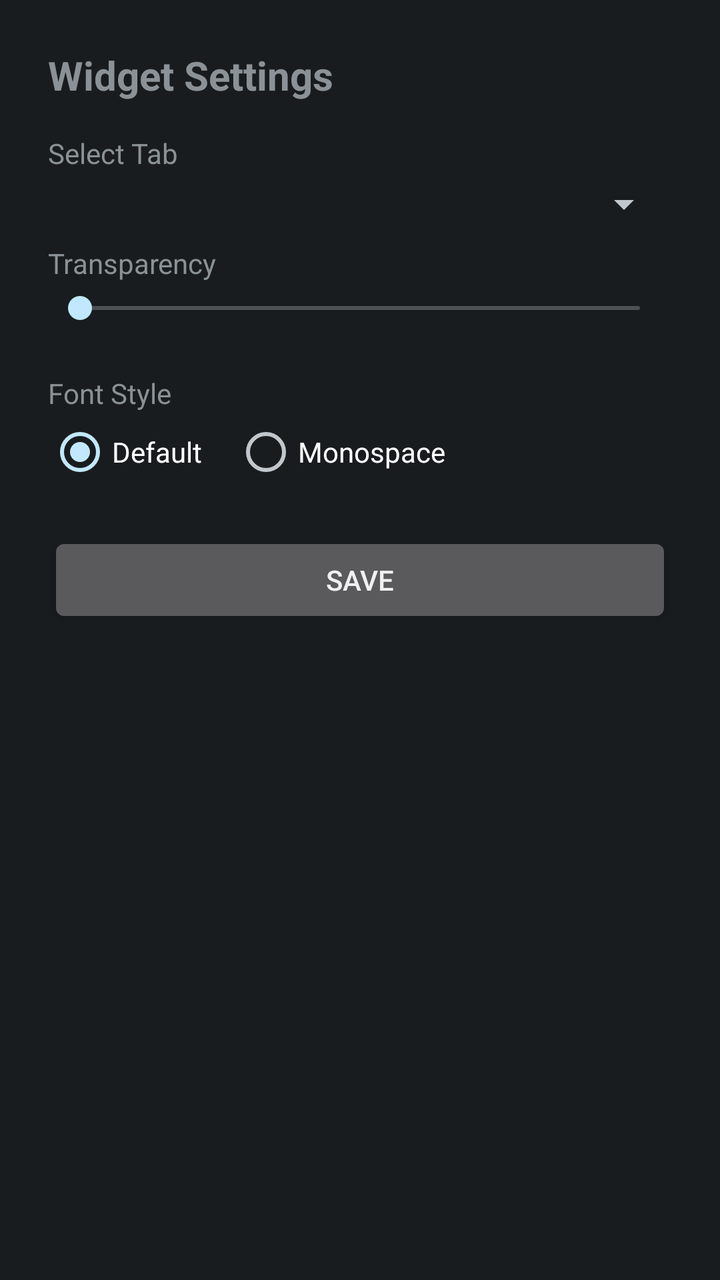
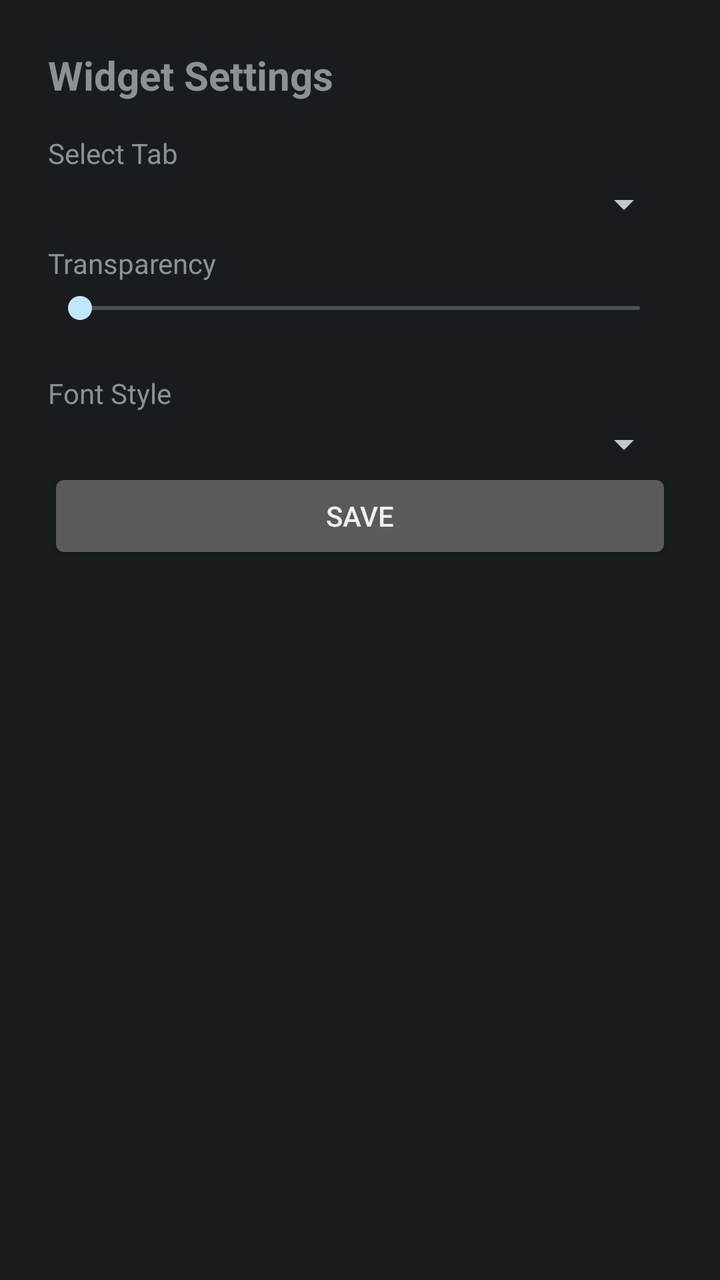

An Android layout rendered at two revisions. The XML below is the earlier revision; the diff shows what the commit changed to produce the second picture.
<!-- AndroidManifest.xml: activity theme android:Theme.DeviceDefault.NoActionBar -->
<!-- res/layout/activity_widget_config.xml -->
<?xml version="1.0" encoding="utf-8"?>
<LinearLayout xmlns:android="http://schemas.android.com/apk/res/android"
  android:layout_width="match_parent"
  android:layout_height="match_parent"
  android:orientation="vertical"
  android:fitsSystemWindows="true"
  android:padding="24dp">

  <TextView
    android:layout_width="wrap_content"
    android:layout_height="wrap_content"
    android:text="Widget Settings"
    android:textSize="20sp"
    android:textStyle="bold"
    android:paddingBottom="16dp" />

  <TextView
    android:layout_width="wrap_content"
    android:layout_height="wrap_content"
    android:text="Select Tab"
    android:textSize="14sp"
    android:paddingBottom="4dp" />

  <Spinner
    android:id="@+id/spinner_tabs"
    android:layout_width="match_parent"
    android:layout_height="wrap_content"
    android:paddingBottom="16dp" />

  <TextView
    android:layout_width="wrap_content"
    android:layout_height="wrap_content"
    android:text="Transparency"
    android:textSize="14sp"
    android:paddingTop="8dp"
    android:paddingBottom="4dp" />

  <SeekBar
    android:id="@+id/seekbar_transparency"
    android:layout_width="match_parent"
    android:layout_height="wrap_content"
    android:max="100"
    android:paddingBottom="16dp" />

  <TextView
    android:layout_width="wrap_content"
    android:layout_height="wrap_content"
    android:text="Font Style"
    android:textSize="14sp"
    android:paddingTop="8dp"
    android:paddingBottom="4dp" />

  <RadioGroup
    android:id="@+id/radiogroup_font"
    android:layout_width="match_parent"
    android:layout_height="wrap_content"
    android:orientation="horizontal"
    android:paddingBottom="24dp">

    <RadioButton
      android:id="@+id/radio_font_default"
      android:layout_width="wrap_content"
      android:layout_height="wrap_content"
      android:text="Default"
      android:checked="true" />

    <RadioButton
      android:id="@+id/radio_font_mono"
      android:layout_width="wrap_content"
      android:layout_height="wrap_content"
      android:layout_marginStart="16dp"
      android:text="Monospace" />

  </RadioGroup>

  <Button
    android:id="@+id/btn_save_widget_config"
    android:layout_width="match_parent"
    android:layout_height="wrap_content"
    android:text="Save" />

</LinearLayout>
<!-- resources referenced by this layout -->
<resources>

</resources>

<!-- the commit's change to res/layout/activity_widget_config.xml (unified diff, before → after) -->
@@ -1,82 +1,70 @@
 <?xml version="1.0" encoding="utf-8"?>
-<LinearLayout xmlns:android="http://schemas.android.com/apk/res/android"
+<ScrollView xmlns:android="http://schemas.android.com/apk/res/android"
   android:layout_width="match_parent"
   android:layout_height="match_parent"
-  android:orientation="vertical"
-  android:fitsSystemWindows="true"
-  android:padding="24dp">
+  android:fitsSystemWindows="true">
 
-  <TextView
-    android:layout_width="wrap_content"
-    android:layout_height="wrap_content"
-    android:text="Widget Settings"
-    android:textSize="20sp"
-    android:textStyle="bold"
-    android:paddingBottom="16dp" />
-
-  <TextView
-    android:layout_width="wrap_content"
-    android:layout_height="wrap_content"
-    android:text="Select Tab"
-    android:textSize="14sp"
-    android:paddingBottom="4dp" />
-
-  <Spinner
-    android:id="@+id/spinner_tabs"
+  <LinearLayout
     android:layout_width="match_parent"
     android:layout_height="wrap_content"
-    android:paddingBottom="16dp" />
+    android:orientation="vertical"
+    android:padding="24dp">
 
-  <TextView
-    android:layout_width="wrap_content"
-    android:layout_height="wrap_content"
-    android:text="Transparency"
-    android:textSize="14sp"
-    android:paddingTop="8dp"
-    android:paddingBottom="4dp" />
-
-  <SeekBar
-    android:id="@+id/seekbar_transparency"
-    android:layout_width="match_parent"
-    android:layout_height="wrap_content"
-    android:max="100"
-    android:paddingBottom="16dp" />
-
-  <TextView
-    android:layout_width="wrap_content"
-    android:layout_height="wrap_content"
-    android:text="Font Style"
-    android:textSize="14sp"
-    android:paddingTop="8dp"
-    android:paddingBottom="4dp" />
-
-  <RadioGroup
-    android:id="@+id/radiogroup_font"
-    android:layout_width="match_parent"
-    android:layout_height="wrap_content"
-    android:orientation="horizontal"
-    android:paddingBottom="24dp">
-
-    <RadioButton
-      android:id="@+id/radio_font_default"
+    <TextView
       android:layout_width="wrap_content"
       android:layout_height="wrap_content"
-      android:text="Default"
-      android:checked="true" />
+      android:text="Widget Settings"
+      android:textSize="20sp"
+      android:textStyle="bold"
+      android:paddingBottom="16dp" />
 
-    <RadioButton
-      android:id="@+id/radio_font_mono"
+    <TextView
       android:layout_width="wrap_content"
       android:layout_height="wrap_content"
-      android:layout_marginStart="16dp"
-      android:text="Monospace" />
+      android:text="Select Tab"
+      android:textSize="14sp"
+      android:paddingBottom="4dp" />
 
-  </RadioGroup>
+    <Spinner
+      android:id="@+id/spinner_tabs"
+      android:layout_width="match_parent"
+      android:layout_height="wrap_content"
+      android:paddingBottom="16dp" />
 
-  <Button
-    android:id="@+id/btn_save_widget_config"
-    android:layout_width="match_parent"
-    android:layout_height="wrap_content"
-    android:text="Save" />
+    <TextView
+      android:layout_width="wrap_content"
+      android:layout_height="wrap_content"
+      android:text="Transparency"
+      android:textSize="14sp"
+      android:paddingTop="8dp"
+      android:paddingBottom="4dp" />
 
-</LinearLayout>
+    <SeekBar
+      android:id="@+id/seekbar_transparency"
+      android:layout_width="match_parent"
+      android:layout_height="wrap_content"
+      android:max="100"
+      android:paddingBottom="16dp" />
+
+    <TextView
+      android:layout_width="wrap_content"
+      android:layout_height="wrap_content"
+      android:text="Font Style"
+      android:textSize="14sp"
+      android:paddingTop="8dp"
+      android:paddingBottom="4dp" />
+
+    <Spinner
+      android:id="@+id/spinner_font"
+      android:layout_width="match_parent"
+      android:layout_height="wrap_content"
+      android:paddingBottom="24dp" />
+
+    <Button
+      android:id="@+id/btn_save_widget_config"
+      android:layout_width="match_parent"
+      android:layout_height="wrap_content"
+      android:text="Save" />
+
+  </LinearLayout>
+</ScrollView>
